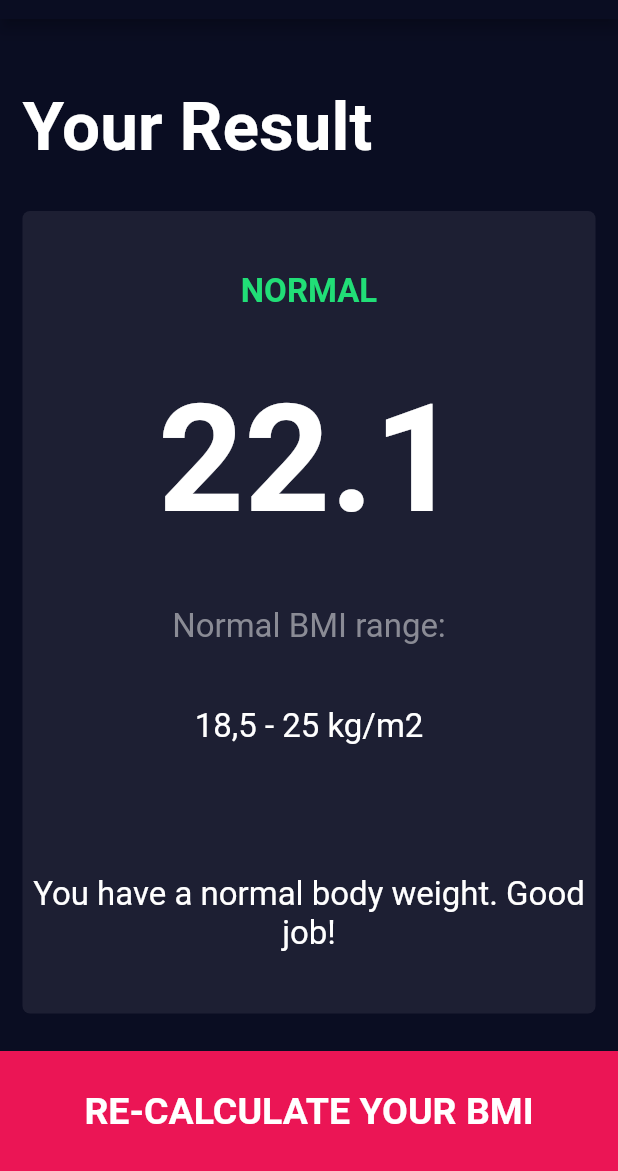
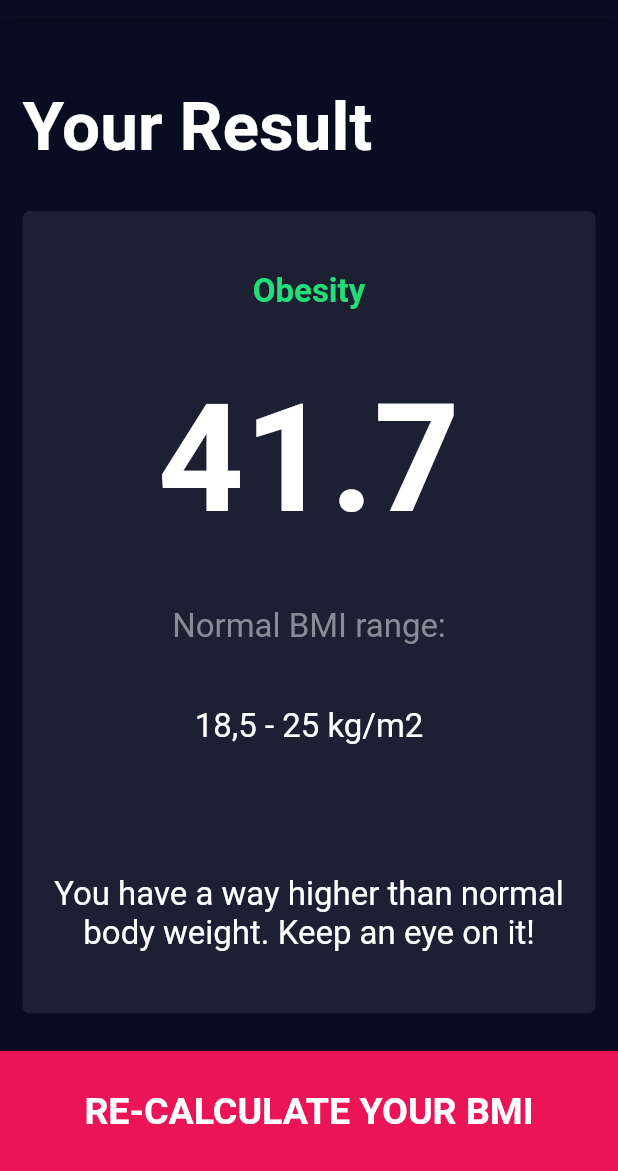
Before and after one commit to bgarcia95/bmi_calculator_own_app, a Flutter app: the screen it shows after launch, after a tap on "CALCULATE YOUR BMI", on a phone screen of 412 x 824 dp, the part 65-1236 px from its top. Run offline on Flutter 3.47's test engine with Material 2 defaults, Android fonts, the phone set to English and light mode, and no system bars; our stand-ins replace font_awesome_flutter.

Commit message:
App finished.

```diff
--- a/lib/brain_calculator.dart
+++ b/lib/brain_calculator.dart
@@ -0,0 +1,39 @@
+import 'dart:math';
+
+class BrainCalculator {
+  final height;
+  final weight;
+
+  double _bmi;
+
+  BrainCalculator({this.height, this.weight});
+
+  String calculateBMI() {
+    _bmi = weight / pow(height / 100, 2);
+    return _bmi.toStringAsFixed(1);
+  }
+
+  String getBMITextResult() {
+    if (_bmi < 18.5) {
+      return 'Underweight';
+    } else if (_bmi >= 18.5 && _bmi < 25.0) {
+      return 'Normal';
+    } else if (_bmi >= 25 && _bmi < 30.0) {
+      return 'Overweight';
+    } else {
+      return 'Obesity';
+    }
+  }
+
+  String getBMIInterpretation() {
+    if (_bmi < 18.5) {
+      return 'You have a lower than normal body weight. You can eat a bit more.';
+    } else if (_bmi >= 18.5 && _bmi < 25.0) {
+      return 'You have a normal body weight. Good job!';
+    } else if (_bmi >= 25 && _bmi < 30.0) {
+      return 'You have a higher than normal body weight. Try to exercise more.';
+    } else {
+      return 'You have a way higher than normal body weight. Keep an eye on it!';
+    }
+  }
+}
--- a/lib/input_page.dart
+++ b/lib/input_page.dart
@@ -6,6 +6,7 @@ import 'package:font_awesome_flutter/font_awesome_flutter.dart';
 import 'bottom_button.dart';
 import 'round_icon_button.dart';
 import 'results_page.dart';
+import 'brain_calculator.dart';
 
 enum GenderType {
   male,
@@ -218,7 +219,6 @@ class _InputPageState extends State<InputPage> {
                           ),
                         ],
                       ),
-                      onPress: null,
                       colorPicked: kInactiveColor,
                     ),
                   ),
@@ -228,10 +228,16 @@ class _InputPageState extends State<InputPage> {
             BottomButton(
               buttonTitle: 'CALCULATE YOUR BMI',
               onPress: () {
+                BrainCalculator calc =
+                    BrainCalculator(height: height, weight: weight);
                 Navigator.push(
                   context,
                   MaterialPageRoute(
-                    builder: (context) => ResultsPage(),
+                    builder: (context) => ResultsPage(
+                          bmiResultNumber: calc.calculateBMI(),
+                          bmiResultText: calc.getBMITextResult(),
+                          bmiInterpretation: calc.getBMIInterpretation(),
+                        ),
                   ),
                 );
               },
--- a/lib/results_page.dart
+++ b/lib/results_page.dart
@@ -4,6 +4,15 @@ import 'reusable_card.dart';
 import 'bottom_button.dart';
 
 class ResultsPage extends StatelessWidget {
+  final bmiResultNumber;
+  final bmiResultText;
+  final bmiInterpretation;
+
+  ResultsPage(
+      {@required this.bmiResultNumber,
+      this.bmiResultText,
+      @required this.bmiInterpretation});
+
   @override
   Widget build(BuildContext context) {
     return Scaffold(
@@ -33,11 +42,11 @@ class ResultsPage extends StatelessWidget {
                 mainAxisAlignment: MainAxisAlignment.spaceEvenly,
                 children: <Widget>[
                   Text(
-                    'NORMAL',
+                    bmiResultText,
                     style: kGreenResultLabel,
                   ),
                   Text(
-                    '22.1',
+                    bmiResultNumber,
                     style: kBMIResultNumberTextStyle,
                   ),
                   Text(
@@ -52,7 +61,7 @@ class ResultsPage extends StatelessWidget {
                     height: 5.0,
                   ),
                   Text(
-                    'You have a normal body weight. Good job!',
+                    bmiInterpretation,
                     style: kBMIBodyTextStyle,
                     textAlign: TextAlign.center,
                   ),
```
